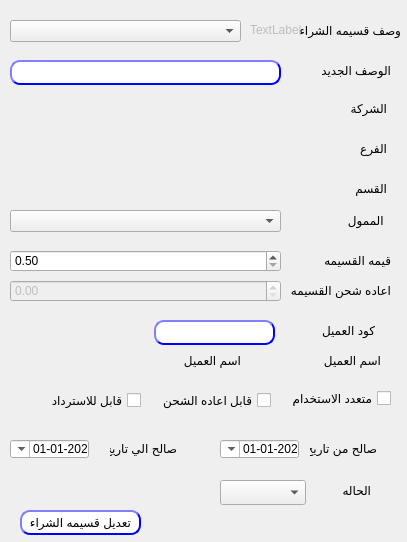
Before: the Qt Designer form presentation/voucher_ui/editVoucher.ui in shymaa123456/HyperPOS2020, drawn with Qt 5.
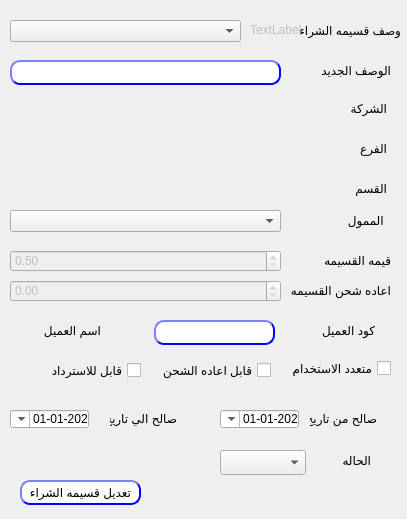
After: the same form once the commit is applied.

Diff of the .ui file:
```diff
--- a/presentation/voucher_ui/editVoucher.ui
+++ b/presentation/voucher_ui/editVoucher.ui
@@ -10,7 +10,7 @@
     <x>0</x>
     <y>0</y>
     <width>407</width>
-    <height>542</height>
+    <height>519</height>
    </rect>
   </property>
   <property name="windowTitle">
@@ -36,7 +36,7 @@
    <property name="geometry">
     <rect>
      <x>330</x>
-     <y>480</y>
+     <y>450</y>
      <width>41</width>
      <height>20</height>
     </rect>
@@ -52,7 +52,7 @@
    <property name="geometry">
     <rect>
      <x>220</x>
-     <y>480</y>
+     <y>450</y>
      <width>86</width>
      <height>25</height>
     </rect>
@@ -62,7 +62,7 @@
    <property name="geometry">
     <rect>
      <x>20</x>
-     <y>510</y>
+     <y>480</y>
      <width>121</width>
      <height>25</height>
     </rect>
@@ -102,7 +102,7 @@
    <property name="geometry">
     <rect>
      <x>290</x>
-     <y>390</y>
+     <y>360</y>
      <width>101</width>
      <height>17</height>
     </rect>
@@ -118,7 +118,7 @@
    <property name="geometry">
     <rect>
      <x>310</x>
-     <y>440</y>
+     <y>410</y>
      <width>67</width>
      <height>17</height>
     </rect>
@@ -131,7 +131,7 @@
    <property name="geometry">
     <rect>
      <x>110</x>
-     <y>440</y>
+     <y>410</y>
      <width>67</width>
      <height>17</height>
     </rect>
@@ -147,7 +147,7 @@
    <property name="geometry">
     <rect>
      <x>10</x>
-     <y>440</y>
+     <y>410</y>
      <width>79</width>
      <height>18</height>
     </rect>
@@ -176,7 +176,7 @@
    <property name="geometry">
     <rect>
      <x>220</x>
-     <y>440</y>
+     <y>410</y>
      <width>79</width>
      <height>18</height>
     </rect>
@@ -269,7 +269,7 @@
   </widget>
   <widget class="QDoubleSpinBox" name="LE_desc_2">
    <property name="enabled">
-    <bool>true</bool>
+    <bool>false</bool>
    </property>
    <property name="geometry">
     <rect>
@@ -373,7 +373,7 @@
    <property name="geometry">
     <rect>
      <x>30</x>
-     <y>390</y>
+     <y>360</y>
      <width>111</width>
      <height>20</height>
     </rect>
@@ -389,7 +389,7 @@
    <property name="geometry">
     <rect>
      <x>160</x>
-     <y>390</y>
+     <y>360</y>
      <width>111</width>
      <height>20</height>
     </rect>
@@ -483,24 +483,8 @@
   <widget class="QLabel" name="desc_13">
    <property name="geometry">
     <rect>
-     <x>150</x>
-     <y>350</y>
-     <width>91</width>
-     <height>21</height>
-    </rect>
-   </property>
-   <property name="layoutDirection">
-    <enum>Qt::RightToLeft</enum>
-   </property>
-   <property name="text">
-    <string>&lt;html&gt;&lt;head/&gt;&lt;body&gt;&lt;p align=&quot;right&quot;&gt;&lt;span style=&quot; color:#ef2929;&quot;&gt;&lt;/span&gt;اسم العميل&lt;/p&gt;&lt;/body&gt;&lt;/html&gt;</string>
-   </property>
-  </widget>
-  <widget class="QLabel" name="desc_12">
-   <property name="geometry">
-    <rect>
-     <x>290</x>
-     <y>350</y>
+     <x>10</x>
+     <y>320</y>
      <width>91</width>
      <height>21</height>
     </rect>
```
